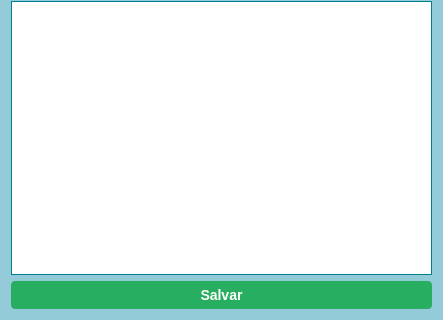
First picture: the form in tela_diagnostico.ui, repository mateuszinum/Projeto-Clinica-Veterinaria, before the edit; both pictures show x 0 to 443 and y 164 to 484 of the 443 by 484 pixel window.
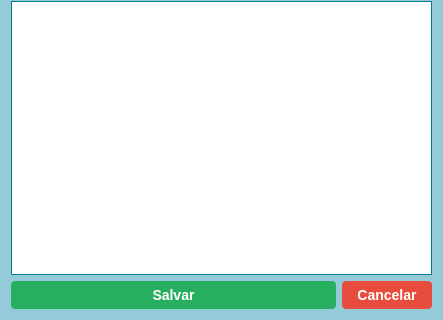
Second picture: the form after the edit.

The edit to the form file:
```diff
--- a/tela_diagnostico.ui
+++ b/tela_diagnostico.ui
@@ -158,6 +158,8 @@
     </widget>
    </item>
    <item>
+    <layout class="QHBoxLayout" name="horizontalLayout">
+     <item>
     <widget class="QPushButton" name="salvarBTN">
      <property name="styleSheet">
       <string notr="true">QPushButton {
@@ -179,6 +181,37 @@
       <string>Salvar</string>
      </property>
     </widget>
+     </item>
+     <item>
+      <widget class="QPushButton" name="cancelarBTN">
+       <property name="maximumSize">
+        <size>
+         <width>90</width>
+         <height>16777215</height>
+        </size>
+       </property>
+       <property name="styleSheet">
+        <string notr="true">QPushButton {
+    background-color: #e74c3c;
+    color: white;
+    border-radius: 4px;
+    border: none;
+    padding: 6px 12px;
+    font-family: &quot;Arial&quot;, sans-serif;
+    font-size: 14px;
+    font-weight: bold;
+}
+QPushButton:hover {
+    background-color: #c0392b;
+}
+</string>
+       </property>
+       <property name="text">
+        <string>Cancelar</string>
+       </property>
+      </widget>
+     </item>
+    </layout>
    </item>
   </layout>
  </widget>
```
Left out of the diff: 2 changed lines with no effect on the pictures. Lines whose indentation alone changed are shown as unchanged.
